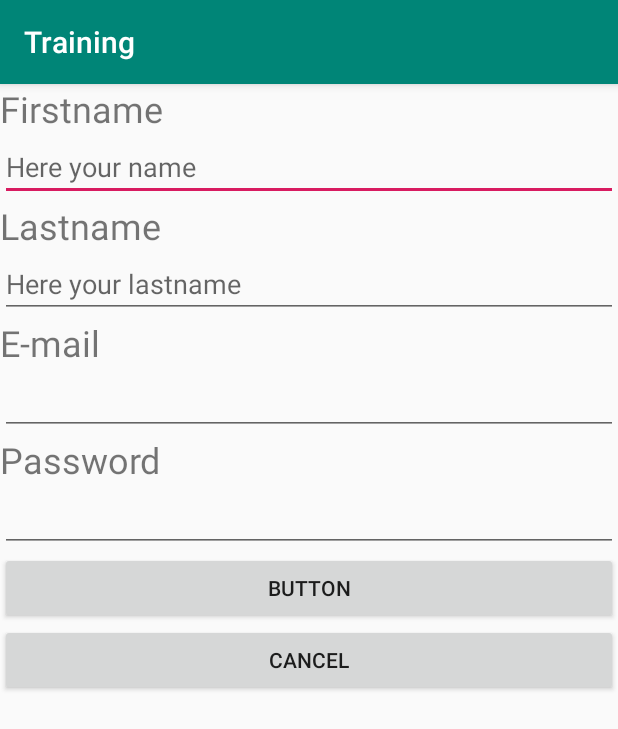
After one commit to Juandavidargotipuchana/Moviles8E, an Android app: the RegisterActivity screen opened directly, with no data from a screen before it, on a phone screen of 412 x 824 dp. The commit adds this screen. Shown: the top 729 px of the screen. Run offline under Robolectric (Android 15) with nearby library versions, the phone set to English and light mode, and no system bars.

Commit message:
Actualización

```diff
--- a/Entrenamiento/app/src/main/AndroidManifest.xml
+++ b/Entrenamiento/app/src/main/AndroidManifest.xml
@@ -9,6 +9,20 @@
         android:roundIcon="@mipmap/ic_launcher_round"
         android:supportsRtl="true"
         android:theme="@style/AppTheme">
+        <activity android:name=".RegisterActivity">
+            <intent-filter>
+                <action android:name="android.intent.action.MAIN" />
+
+                <category android:name="android.intent.category.LAUNCHER" />
+            </intent-filter>
+        </activity>
+        <activity android:name=".LoginActivity">
+            <intent-filter>
+                <action android:name="android.intent.action.MAIN" />
+
+                <category android:name="android.intent.category.LAUNCHER" />
+            </intent-filter>
+        </activity>
         <activity android:name=".MainActivity">
             <intent-filter>
                 <action android:name="android.intent.action.MAIN" />
--- /dev/null
+++ b/Entrenamiento/app/src/main/java/com/example/entrenamiento/LoginActivity.java
@@ -0,0 +1,14 @@
+package com.example.entrenamiento;
+
+import androidx.appcompat.app.AppCompatActivity;
+
+import android.os.Bundle;
+
+public class LoginActivity extends AppCompatActivity {
+
+    @Override
+    protected void onCreate(Bundle savedInstanceState) {
+        super.onCreate(savedInstanceState);
+        setContentView(R.layout.activity_login);
+    }
+}
--- /dev/null
+++ b/Entrenamiento/app/src/main/java/com/example/entrenamiento/RegisterActivity.java
@@ -0,0 +1,14 @@
+package com.example.entrenamiento;
+
+import androidx.appcompat.app.AppCompatActivity;
+
+import android.os.Bundle;
+
+public class RegisterActivity extends AppCompatActivity {
+
+    @Override
+    protected void onCreate(Bundle savedInstanceState) {
+        super.onCreate(savedInstanceState);
+        setContentView(R.layout.activity_register);
+    }
+}
--- /dev/null
+++ b/Entrenamiento/app/src/main/res/layout/activity_login.xml
@@ -0,0 +1,9 @@
+<?xml version="1.0" encoding="utf-8"?>
+<androidx.constraintlayout.widget.ConstraintLayout xmlns:android="http://schemas.android.com/apk/res/android"
+    xmlns:app="http://schemas.android.com/apk/res-auto"
+    xmlns:tools="http://schemas.android.com/tools"
+    android:layout_width="match_parent"
+    android:layout_height="match_parent"
+    tools:context=".LoginActivity">
+
+</androidx.constraintlayout.widget.ConstraintLayout>
--- /dev/null
+++ b/Entrenamiento/app/src/main/res/layout/activity_register.xml
@@ -0,0 +1,84 @@
+<?xml version="1.0" encoding="utf-8"?>
+<RelativeLayout xmlns:android="http://schemas.android.com/apk/res/android"
+    xmlns:app="http://schemas.android.com/apk/res-auto"
+    xmlns:tools="http://schemas.android.com/tools"
+    android:layout_width="match_parent"
+    android:layout_height="match_parent"
+    tools:context=".RegisterActivity">
+
+    <LinearLayout
+        android:layout_width="match_parent"
+        android:layout_height="match_parent"
+        android:orientation="vertical">
+
+        <TextView
+            android:id="@+id/textView"
+            android:layout_width="match_parent"
+            android:layout_height="wrap_content"
+            android:text="Firstname"
+            android:textSize="24sp" />
+
+        <EditText
+            android:id="@+id/editText"
+            android:layout_width="match_parent"
+            android:layout_height="wrap_content"
+            android:ems="10"
+            android:hint="Here your name"
+            android:inputType="textPersonName" />
+
+        <TextView
+            android:id="@+id/textView2"
+            android:layout_width="match_parent"
+            android:layout_height="wrap_content"
+            android:text="Lastname"
+            android:textSize="24sp" />
+
+        <EditText
+            android:id="@+id/editText2"
+            android:layout_width="match_parent"
+            android:layout_height="wrap_content"
+            android:ems="10"
+            android:hint="Here your lastname"
+            android:inputType="textPersonName" />
+
+        <TextView
+            android:id="@+id/textView3"
+            android:layout_width="match_parent"
+            android:layout_height="wrap_content"
+            android:text="E-mail"
+            android:textSize="24sp" />
+
+        <EditText
+            android:id="@+id/editText3"
+            android:layout_width="match_parent"
+            android:layout_height="wrap_content"
+            android:ems="10"
+            android:inputType="textEmailAddress" />
+
+        <TextView
+            android:id="@+id/textView4"
+            android:layout_width="match_parent"
+            android:layout_height="wrap_content"
+            android:text="Password"
+            android:textSize="24sp" />
+
+        <EditText
+            android:id="@+id/editText4"
+            android:layout_width="match_parent"
+            android:layout_height="wrap_content"
+            android:ems="10"
+            android:inputType="textPassword" />
+
+        <Button
+            android:id="@+id/button1"
+            android:layout_width="match_parent"
+            android:layout_height="wrap_content"
+            android:text="Button" />
+
+        <Button
+            android:id="@+id/button2"
+            android:layout_width="match_parent"
+            android:layout_height="wrap_content"
+            android:text="@android:string/cancel" />
+    </LinearLayout>
+</RelativeLayout>
--- a/Entrenamiento/app/src/main/res/values/strings.xml
+++ b/Entrenamiento/app/src/main/res/values/strings.xml
@@ -1,3 +1,3 @@
 <resources>
-    <string name="app_name">Entrenamiento</string>
+    <string name="app_name">Training</string>
 </resources>
```
Also changed, not shown: Entrenamiento/gradle/wrapper/gradle-wrapper.properties, 2 other files.
